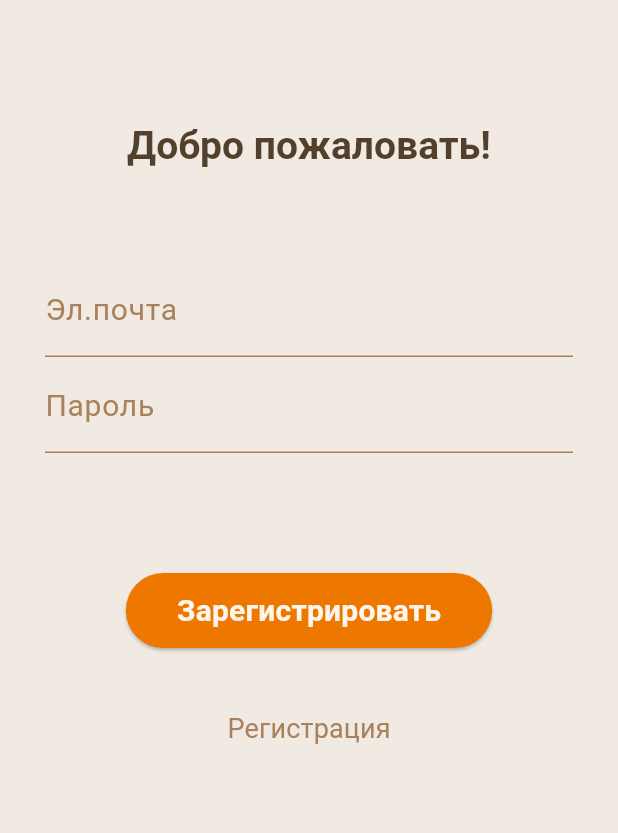
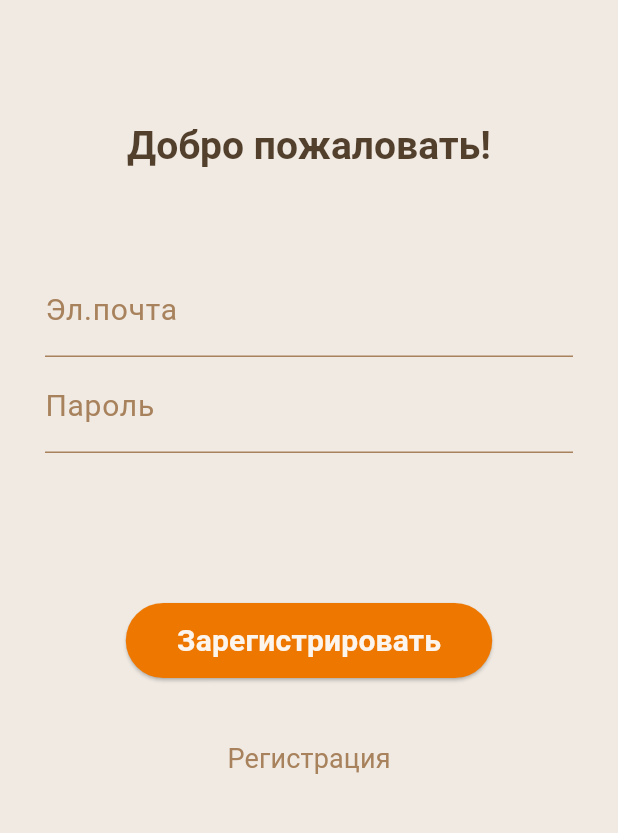
Before and after one commit to Bratek/OTiDO2, a Flutter app: the screen it shows after launch, on a phone screen of 412 x 824 dp, the part 186-1019 px from its top. Run offline on Flutter 3.47's test engine with Material 3 defaults, Android fonts, the phone set to English and light mode, and no system bars.

```diff
--- a/lib/screens/login_screen.dart
+++ b/lib/screens/login_screen.dart
@@ -1,7 +1,6 @@
 import 'package:flutter/material.dart';
 import 'package:otido2/generated/l10n.dart';
 import 'package:otido2/helper.dart';
-import 'package:otido2/themes/theme_colors.dart';
 import 'package:otido2/widgets/widget_button.dart';
 //import 'package:otido2/themes/theme_colors.dart';
 import 'package:otido2/widgets/widget_title.dart';
@@ -27,7 +26,7 @@ class LoginScreen extends StatelessWidget {
               vSpace(60),
               wTextField(context, label: S.of(context).email),
               wTextField(context, label: S.of(context).password, obscure: true),
-              vSpace(80),
+              vSpace(100),
               wButton(context, label: S.of(context).zaregistrirovat),
               vSpace(30),
               TextButton(
```
